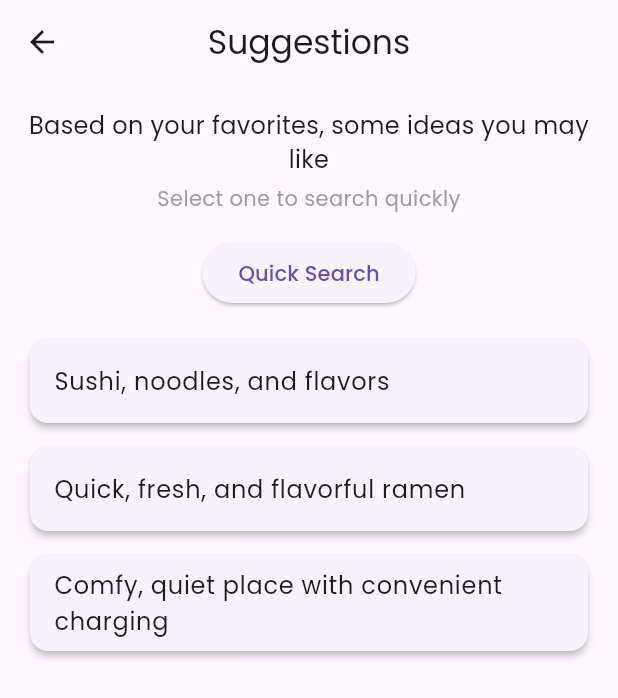
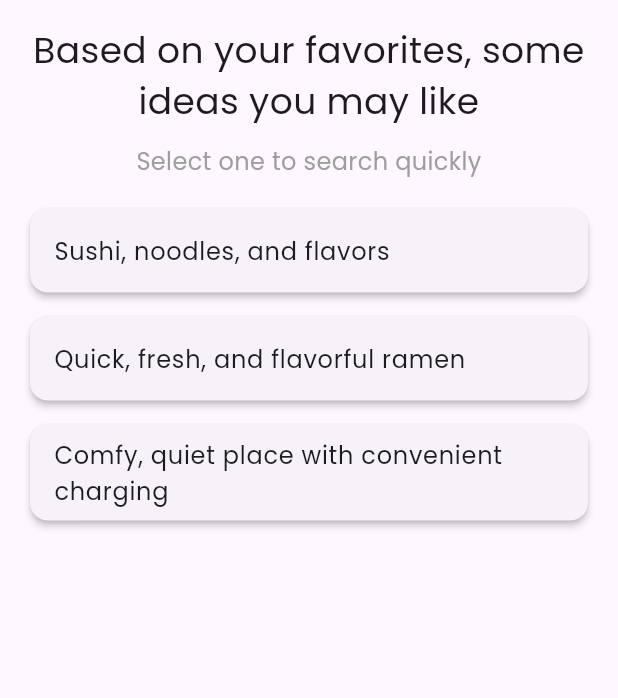
Before and after one commit to taha-kahya/cs310-group11, a Flutter app: the SuggestionsPage screen opened directly, on a phone screen of 412 x 824 dp. Shown: the top 698 px of the screen. Run offline on Flutter 3.47's test engine with Material 3 defaults, Android fonts, the light colour scheme and no system bars.

Commit message:
fix(suggestions): remove the duplicate app bar

```diff
--- a/lib/pages/suggestions/suggestions_page.dart
+++ b/lib/pages/suggestions/suggestions_page.dart
@@ -30,10 +30,6 @@ class _SuggestionsPageState extends State<SuggestionsPage> {
   @override
   Widget build(BuildContext context) {
     return Scaffold(
-      appBar: AppBar(
-        title: const Text('Suggestions'),
-        centerTitle: true,
-      ),
       body: Padding(
         padding: const EdgeInsets.all(16),
         child: Column(
@@ -41,19 +37,14 @@ class _SuggestionsPageState extends State<SuggestionsPage> {
           children: [
             const Text(
               'Based on your favorites, some ideas you may like',
-              style: TextStyle(fontSize: 16),
+              style: TextStyle(fontSize: 24),
               textAlign: TextAlign.center,
             ),
-            const SizedBox(height: 4),
+            const SizedBox(height: 12),
             const Text(
               'Select one to search quickly',
-              style: TextStyle(fontSize: 14, color: Colors.grey),
+              style: TextStyle(fontSize: 16, color: Colors.grey),
               textAlign: TextAlign.center,
-            ),
-            const SizedBox(height: 16),
-            ElevatedButton(
-              onPressed: _quickSearch,
-              child: const Text('Quick Search'),
             ),
             const SizedBox(height: 16),
             Expanded(
```
